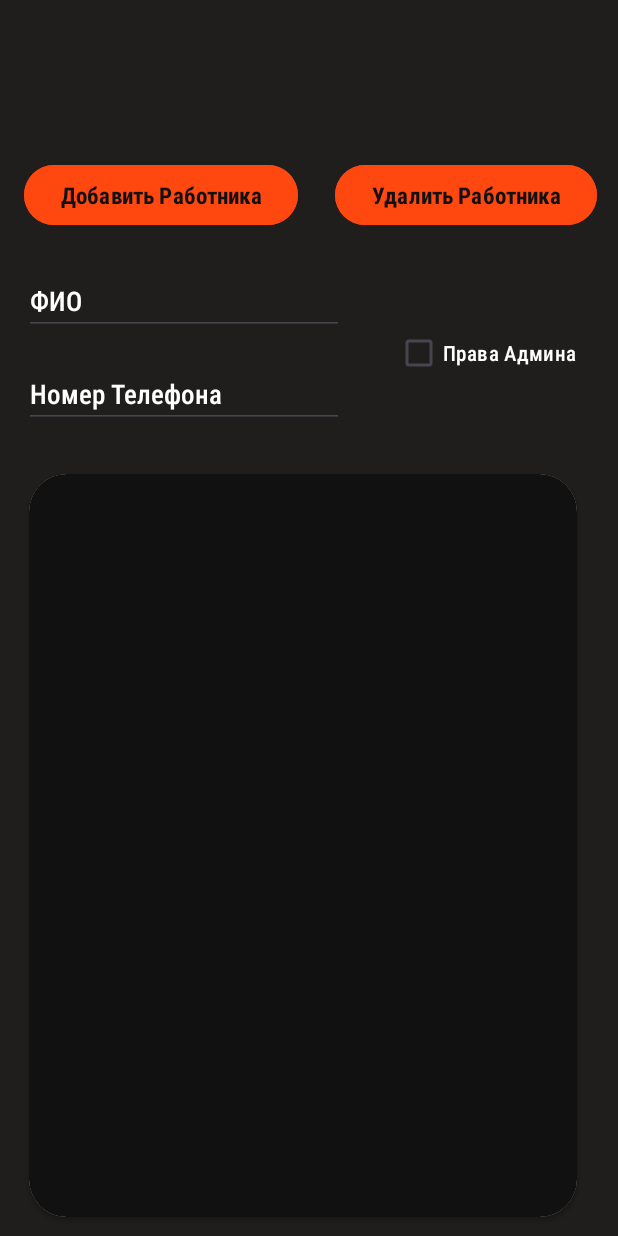
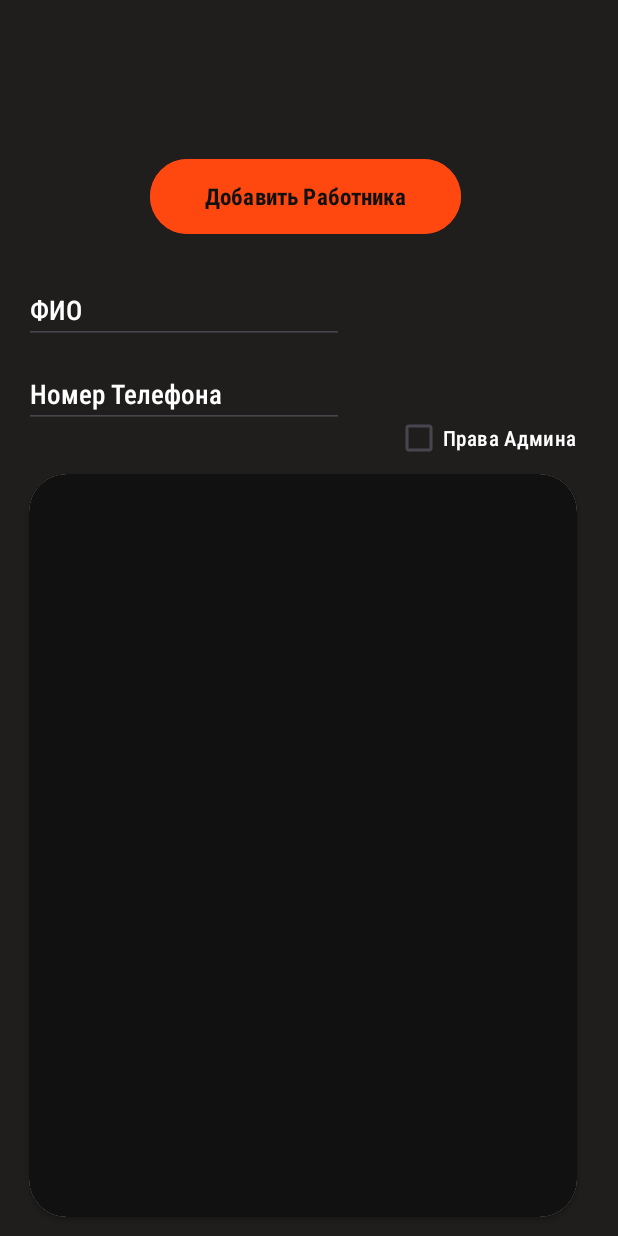
Before and after one commit to NeleIsDead/BlackfoxApp, an Android app: the AdminViewWorkerListActivity screen opened directly, with no data from a screen before it, on a phone screen of 412 x 824 dp. Run offline under Robolectric (Android 15) with nearby library versions, the phone set to English and light mode, and no system bars.

Commit message:
Merge remote-tracking branch 'origin/master'

```diff
--- a/app/src/main/res/layout/activity_admin_main.xml
+++ b/app/src/main/res/layout/activity_admin_main.xml
@@ -14,10 +14,10 @@
         android:layout_width="327dp"
         android:layout_height="48dp"
         android:layout_marginTop="19dp"
-        android:backgroundTint="@color/darkgray"
+        android:backgroundTint="@color/orange"
         android:fontFamily="sans-serif-condensed-medium"
         android:text="Список работников"
-        android:textColor="@color/orange"
+        android:textColor="@color/black2"
         android:textSize="20dp"
         android:textStyle="bold"
         app:layout_constraintEnd_toEndOf="parent"
--- a/app/src/main/res/layout/activity_worker_list.xml
+++ b/app/src/main/res/layout/activity_worker_list.xml
@@ -44,28 +44,13 @@
 
         <Button
             android:id="@+id/addSlave"
-            android:layout_width="wrap_content"
-            android:layout_height="wrap_content"
-            android:layout_marginStart="16dp"
-            android:layout_marginTop="16dp"
+            android:layout_width="207dp"
+            android:layout_height="58dp"
+            android:layout_marginStart="100dp"
+            android:layout_marginTop="12dp"
             android:backgroundTint="@color/orange"
             android:fontFamily="sans-serif-condensed-medium"
             android:text="Добавить Работника"
-            android:textColor="@color/black2"
-            android:textSize="15dp"
-            android:textStyle="bold"
-            app:layout_constraintStart_toStartOf="parent"
-            app:layout_constraintTop_toTopOf="parent" />
-
-        <Button
-            android:id="@+id/removeSlave"
-            android:layout_width="wrap_content"
-            android:layout_height="wrap_content"
-            android:layout_marginStart="223dp"
-            android:layout_marginTop="16dp"
-            android:backgroundTint="@color/orange"
-            android:fontFamily="sans-serif-condensed-medium"
-            android:text="Удалить Работника"
             android:textColor="@color/black2"
             android:textSize="15dp"
             android:textStyle="bold"
@@ -119,8 +104,7 @@
             app:layout_constraintEnd_toEndOf="parent"
             app:layout_constraintHorizontal_bias="1.0"
             app:layout_constraintStart_toEndOf="@+id/userName"
-            app:layout_constraintStart_toStartOf="parent"
-            app:layout_constraintTop_toBottomOf="@+id/removeSlave" />
+            app:layout_constraintStart_toStartOf="parent" />
     </androidx.constraintlayout.widget.ConstraintLayout>
 
 </androidx.constraintlayout.widget.ConstraintLayout>
--- a/app/src/main/res/layout/activity_worker_main.xml
+++ b/app/src/main/res/layout/activity_worker_main.xml
@@ -89,7 +89,7 @@
                 app:layout_constraintHorizontal_bias="0.0"
                 app:layout_constraintStart_toStartOf="parent"
                 app:layout_constraintTop_toTopOf="parent"
-                app:layout_constraintVertical_bias="0.206"
+                app:layout_constraintVertical_bias="0.517"
                 tools:text="BLACK FOX (Остановка Октябрьская революция)" />
 
             <TextView
--- a/app/src/main/res/layout/address_row.xml
+++ b/app/src/main/res/layout/address_row.xml
@@ -34,7 +34,7 @@
                 android:textAlignment="center"
                 android:textAllCaps="true"
                 android:textColor="@color/black2"
-                android:textSize="10sp"
+                android:textSize="13sp"
                 app:layout_constraintBottom_toBottomOf="parent"
                 app:layout_constraintEnd_toEndOf="parent"
                 app:layout_constraintHorizontal_bias="0.0"
```
Also changed, not shown: app/src/main/res/layout/activity_worker_place_view.xml (+10 -3 lines).
